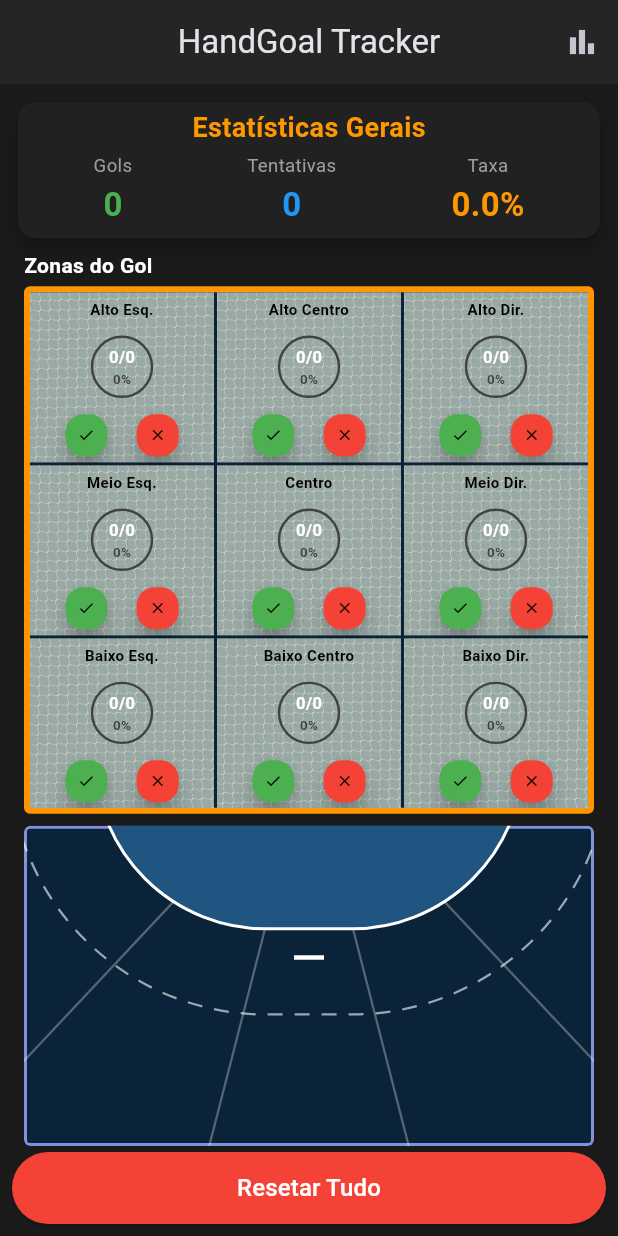
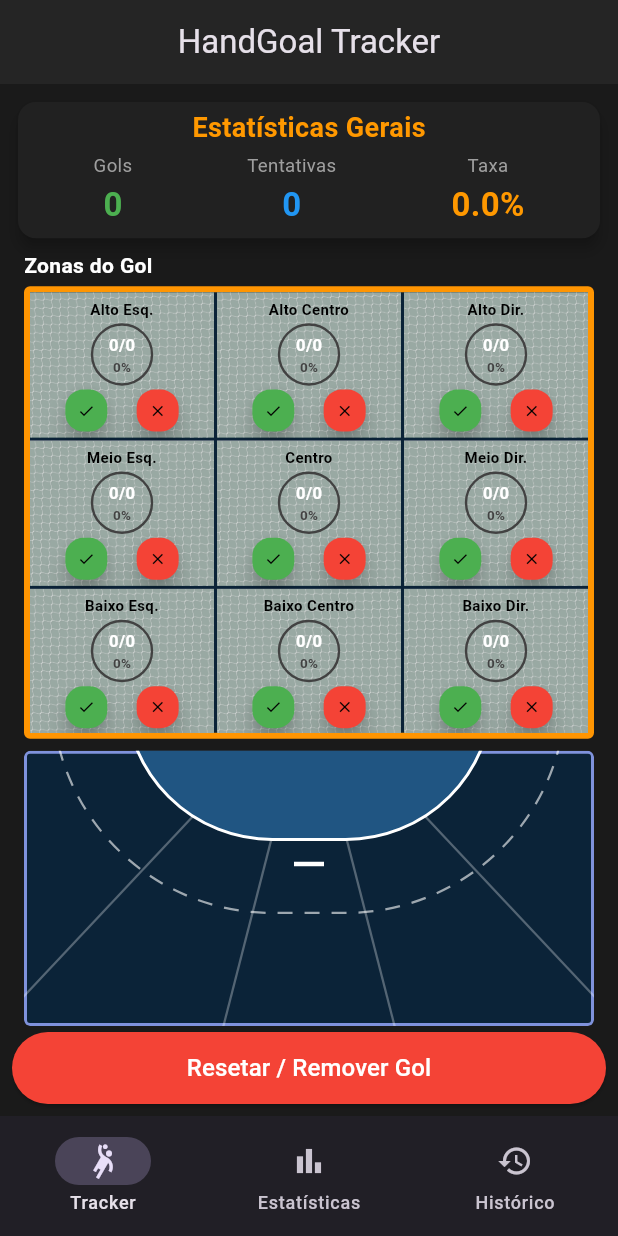
Before and after one commit to jonatasgs2502/handGoal, a Flutter app: the screen it shows after launch, on a phone screen of 412 x 824 dp. Run offline on Flutter 3.47's test engine with Material 3 defaults, Android fonts, the phone set to English and light mode, and no system bars.

Commit message:
adições de botão de cancelar o ultimo gol e do bottomnavigator

```diff
--- a/lib/pages/home_page.dart
+++ b/lib/pages/home_page.dart
@@ -4,32 +4,83 @@ import 'package:provider/provider.dart';
 import '../models/goal_model.dart';
 import '../widgets/stats_card_widget.dart';
 import '../widgets/goal_grid_widget.dart';
-import '../widgets/goal_field_widget.dart'; // <--- Importe o novo widget aqui
+import '../widgets/goal_field_widget.dart';
 import '../widgets/reset_button_widget.dart';
-// import 'stats_page.dart'; // removido: import não utilizado
+import '../pages/stats_page.dart';
 
-// ... imports ...
+// 1. Definição das telas e títulos
+final List<String> titles = ['HandGoal Tracker', 'Estatísticas', 'Histórico'];
 
-class HomePage extends StatelessWidget {
+class HomePage extends StatefulWidget {
   const HomePage({super.key});
+
+  @override
+  State<HomePage> createState() => _HomePageState();
+}
+
+class _HomePageState extends State<HomePage> {
+  int _indiceAtual = 0;
+
+  // 2. Lista de Widgets das telas
+  late final List<Widget> _telas;
+
+  @override
+  void initState() {
+    super.initState();
+    _telas = [
+      const TrackerView(), // O conteúdo original do seu tracker
+      const StatsPage(), // Representando Estatísticas
+      const TestPage(), // Representando Histórico (substitua pela sua página real)
+    ];
+  }
+
+  @override
+  Widget build(BuildContext context) {
+    return Scaffold(
+      appBar: AppBar(
+        title: Text(titles[_indiceAtual]),
+        centerTitle: true,
+      ),
+      body: IndexedStack(
+        index: _indiceAtual,
+        children: _telas,
+      ),
+      bottomNavigationBar: NavigationBar(
+        selectedIndex: _indiceAtual,
+        onDestinationSelected: (index) {
+          setState(() {
+            _indiceAtual = index;
+          });
+        },
+        destinations: const [
+          NavigationDestination(
+              icon: Icon(Icons.sports_handball), label: 'Tracker'),
+          NavigationDestination(
+              icon: Icon(Icons.bar_chart), label: 'Estatísticas'),
+          NavigationDestination(icon: Icon(Icons.history), label: 'Histórico'),
+        ],
+      ),
+    );
+  }
+}
+
+// 3. O conteúdo original da sua tela de Tracker (movido para cá)
+class TrackerView extends StatelessWidget {
+  const TrackerView({super.key});
 
   @override
   Widget build(BuildContext context) {
     final screenH = MediaQuery.of(context).size.height;
 
-    return Scaffold(
-      appBar: _buildAppBar(context),
-      body: Consumer<GoalModel>(
+    return Consumer<GoalModel>(
       builder: (context, goalModel, child) {
         return SafeArea(
           child: Padding(
-              padding: const EdgeInsets.all(8.0), // Margem externa menor
+            padding: const EdgeInsets.all(8.0),
             child: Column(
               crossAxisAlignment: CrossAxisAlignment.stretch,
               children: [
-                  // CARD DE STATS (Tamanho fixo baseado na tela)
                 StatsCardWidget(goalModel: goalModel, height: screenH * 0.12),
-
                 const SizedBox(height: 4),
                 const Padding(
                   padding: EdgeInsets.only(left: 8.0, bottom: 4),
@@ -39,51 +90,19 @@ class HomePage extends StatelessWidget {
                           fontWeight: FontWeight.bold,
                           color: Colors.white)),
                 ),
-
-                  // GRID DO GOL (Ocupa a maior parte do meio)
-                  // O widget GoalGridWidget já tem Expanded, mas vamos garantir o flex lá dentro ou aqui
                 GoalGridWidget(zones: goalModel.zones),
-                  // Nota: Editei o GoalGridWidget acima para ter 'flex: 5'
-
                 const SizedBox(height: 4),
-
-                  // QUADRA (Abaixo do gol)
                 const Expanded(
-                    flex: 3, // A quadra ocupa menos espaço que o gol
-                    child:
-                        GoalFieldWidget(), // Certifique-se de remover o Expanded de DENTRO do GoalFieldWidget se colocar aqui, ou ajustar lá.
+                  flex: 3,
+                  child: GoalFieldWidget(),
                 ),
-
                 const SizedBox(height: 4),
-
-                  // BOTÃO RESET
                 ResetButtonWidget(goalModel: goalModel),
               ],
             ),
           ),
         );
       },
-      ),
-    );
-    // ----- Helpers privados -----
-  }
-
-  // ----- Helpers privados -----
-  PreferredSizeWidget _buildAppBar(BuildContext context) {
-    return AppBar(
-      title: const Text('HandGoal Tracker'),
-      centerTitle: true,
-      actions: [
-        IconButton(
-          icon: const Icon(Icons.bar_chart),
-          onPressed: () {
-            Navigator.push(
-              context,
-              MaterialPageRoute(builder: (context) => const TestPage()),
-            );
-          },
-        ),
-      ],
     );
   }
 }
--- a/lib/pages/test_page.dart
+++ b/lib/pages/test_page.dart
@@ -25,7 +25,6 @@ class _TestPageState extends State<TestPage> {
             SizedBox(
                 height:
                     20), // Adiciona um pequeno espaço entre o texto e a imagem
-            Image(image: AssetImage('images/goalzone.jpg')),
           ],
         ),
       ),
--- a/lib/widgets/reset_button_widget.dart
+++ b/lib/widgets/reset_button_widget.dart
@@ -20,21 +20,34 @@ class ResetButtonWidget extends StatelessWidget {
           showDialog(
             context: context,
             builder: (context) => AlertDialog(
-              title: const Text('Resetar Dados'),
-              content: const Text(
-                  'Tem certeza que deseja resetar todas as estatísticas?'),
+              title: const Text('Opções de Dados'),
+              content:
+                  const Text('O que você deseja fazer com as estatísticas?'),
               actions: [
                 TextButton(
-                    onPressed: () => Navigator.pop(context),
-                    child: const Text('Cancelar')),
+                  onPressed: () => Navigator.pop(context),
+                  child: const Text('Cancelar'),
+                ),
+                TextButton(
+                  onPressed: () {
+                    goalModel.removeLastGoal();
+                    Navigator.pop(context);
+                    ScaffoldMessenger.of(context).showSnackBar(
+                      const SnackBar(content: Text('Último gol removido!')),
+                    );
+                  },
+                  child: const Text('Remover Último Gol'),
+                ),
                 TextButton(
                   onPressed: () {
                     goalModel.resetAllZones();
                     Navigator.pop(context);
-                    ScaffoldMessenger.of(context).showSnackBar(const SnackBar(
-                        content: Text('Dados resetados com sucesso!')));
+                    ScaffoldMessenger.of(context).showSnackBar(
+                      const SnackBar(
+                          content: Text('Dados resetados com sucesso!')),
+                    );
                   },
-                  child: const Text('Resetar'),
+                  child: const Text('Resetar Tudo'),
                 ),
               ],
             ),
@@ -43,7 +56,7 @@ class ResetButtonWidget extends StatelessWidget {
         style: ElevatedButton.styleFrom(
             backgroundColor: Colors.red,
             padding: const EdgeInsets.symmetric(vertical: 12)),
-        child: const Text('Resetar Tudo',
+        child: const Text('Resetar / Remover Gol',
             style: TextStyle(color: Colors.white, fontSize: 16)),
       ),
     );
```
Also changed, not shown: lib/models/goal_model.dart (+10 -0 lines). Lines whose indentation alone changed are shown as unchanged.
